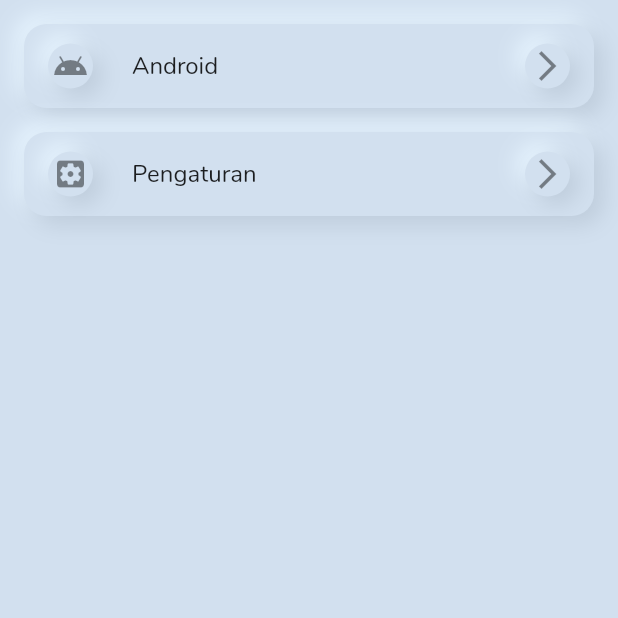
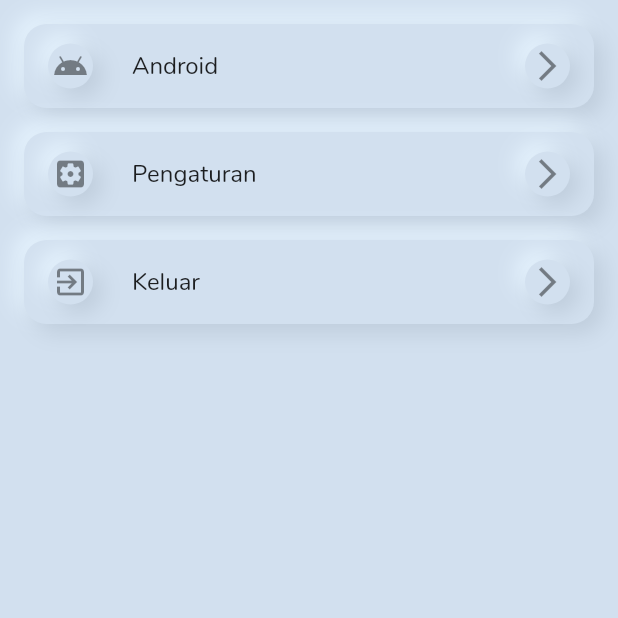
Before and after one commit to byneetdev/byneetcourse, a Flutter app: the screen it shows once a user with an empty profile is signed in, item 5 of the bottom bar chosen, scrolled down 400 dp, on a phone screen of 412 x 824 dp, the top half of it. Run offline on Flutter 3.47's test engine with Material 2 defaults, Android fonts, the phone set to English and light mode, and no system bars; drawn by our look-alikes of bottom_navy_bar, clay_containers; our stand-ins replace cloud_firestore, firebase_auth, flutter_swiper, google_sign_in, percent_indicator, photo_view; accounts and stored records are empty; network calls fail.

```diff
--- a/lib/src/modules/account/screens/android/account_android.dart
+++ b/lib/src/modules/account/screens/android/account_android.dart
@@ -149,6 +149,7 @@
                 child: SingleChildScrollView(
                   child: Column(
                     children: <Widget>[
+                      // Nambah Fitur di account
                       AccountWidget(
                         icon: Icon(Icons.android),
                         title: "Android",
@@ -157,6 +158,10 @@
                         icon: Icon(Icons.settings_applications),
                         title: "Pengaturan",
                       ),
+                      AccountWidget(
+                        icon: Icon(Icons.exit_to_app),
+                        title: "Keluar",
+                      )
                     ],
                   ),
                 ),
--- a/lib/src/modules/account/widgets/account_widget.dart
+++ b/lib/src/modules/account/widgets/account_widget.dart
@@ -4,7 +4,7 @@
 class AccountWidget extends StatelessWidget {
   final Icon icon;
   final String title;
-  AccountWidget({this.icon, this.title});
+  AccountWidget({@required this.icon, @required this.title});
 
   @override
   Widget build(BuildContext context) {
--- a/lib/src/modules/login/login_service.dart
+++ b/lib/src/modules/login/login_service.dart
@@ -27,7 +27,7 @@
         var newInfo = UserUpdateInfo()
           ..displayName = nama
           ..photoUrl =
-              "https://firebasestorage.googleapis.com/v0/b/byneet-course.appspot.com/o/98987.png?alt=media&token=8e0bef42-c551-4baa-8696-7de6a720bd43";
+              "https://firebasestorage.googleapis.com/v0/b/byneet-course.appspot.com/o/Profile-512.png?alt=media&token=10ae0c14-c8d3-42e7-92ec-dfdc2af2989c";
         return value.user.updateProfile(newInfo);
       });
       return true;
--- a/pubspec.yaml
+++ b/pubspec.yaml
@@ -37,6 +37,7 @@
   # The following adds the Cupertino Icons font to your application.
   # Use with the CupertinoIcons class for iOS style icons.
   cupertino_icons: ^0.1.2
+  flutter_advanced_networkimage: ^0.7.0
 
 dev_dependencies:
   flutter_test:
```
Also changed, not shown: lib/src/modules/course/screens/android/photoview_android.dart (+15 -3 lines), lib/src/modules/home/screens/android/home_android.dart (+17 -2 lines), lib/src/modules/home/widgets/horizontalListItem_widget.dart (+4 -4 lines), pubspec.lock.
